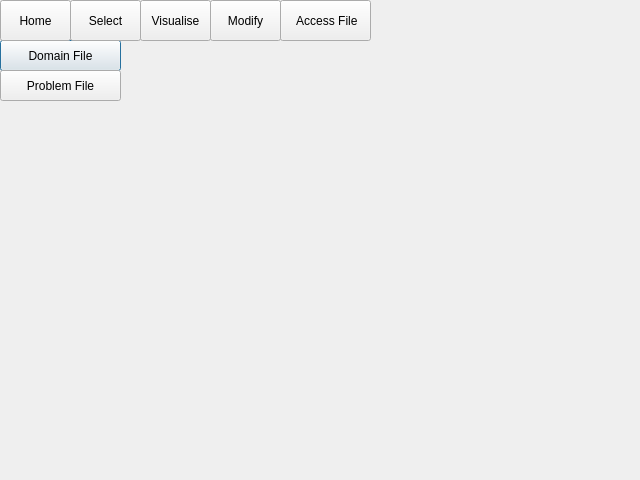
Before: the Qt Designer form access.ui in ariannabettin/FYPArianna, drawn with Qt 5.
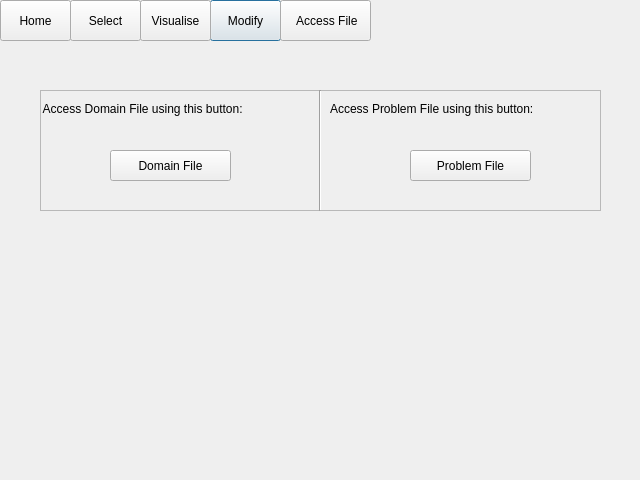
After: the same form once the commit is applied.

The edit to the form file:
```diff
--- a/access.ui
+++ b/access.ui
@@ -13,32 +13,6 @@
   <property name="windowTitle">
    <string>Dialog</string>
   </property>
-  <widget class="QPushButton" name="domainButton">
-   <property name="geometry">
-    <rect>
-     <x>0</x>
-     <y>40</y>
-     <width>121</width>
-     <height>31</height>
-    </rect>
-   </property>
-   <property name="text">
-    <string>Domain File</string>
-   </property>
-  </widget>
-  <widget class="QPushButton" name="problemButton">
-   <property name="geometry">
-    <rect>
-     <x>0</x>
-     <y>70</y>
-     <width>121</width>
-     <height>31</height>
-    </rect>
-   </property>
-   <property name="text">
-    <string>Problem File</string>
-   </property>
-  </widget>
   <widget class="QPushButton" name="modifyButton">
    <property name="geometry">
     <rect>
@@ -104,6 +78,87 @@
     <string>Visualise</string>
    </property>
   </widget>
+  <widget class="QFrame" name="frame">
+   <property name="geometry">
+    <rect>
+     <x>40</x>
+     <y>90</y>
+     <width>561</width>
+     <height>121</height>
+    </rect>
+   </property>
+   <property name="frameShape">
+    <enum>QFrame::StyledPanel</enum>
+   </property>
+   <property name="frameShadow">
+    <enum>QFrame::Raised</enum>
+   </property>
+   <widget class="QLabel" name="label">
+    <property name="geometry">
+     <rect>
+      <x>0</x>
+      <y>10</y>
+      <width>271</width>
+      <height>17</height>
+     </rect>
+    </property>
+    <property name="text">
+     <string> Access Domain File using this button:</string>
+    </property>
+   </widget>
+   <widget class="QLabel" name="label_2">
+    <property name="geometry">
+     <rect>
+      <x>290</x>
+      <y>10</y>
+      <width>261</width>
+      <height>17</height>
+     </rect>
+    </property>
+    <property name="text">
+     <string>Access Problem File using this button:</string>
+    </property>
+   </widget>
+   <widget class="QPushButton" name="domainButton">
+    <property name="geometry">
+     <rect>
+      <x>70</x>
+      <y>60</y>
+      <width>121</width>
+      <height>31</height>
+     </rect>
+    </property>
+    <property name="text">
+     <string>Domain File</string>
+    </property>
+   </widget>
+   <widget class="QPushButton" name="problemButton">
+    <property name="geometry">
+     <rect>
+      <x>370</x>
+      <y>60</y>
+      <width>121</width>
+      <height>31</height>
+     </rect>
+    </property>
+    <property name="text">
+     <string>Problem File</string>
+    </property>
+   </widget>
+   <widget class="Line" name="line">
+    <property name="geometry">
+     <rect>
+      <x>270</x>
+      <y>0</y>
+      <width>20</width>
+      <height>121</height>
+     </rect>
+    </property>
+    <property name="orientation">
+     <enum>Qt::Vertical</enum>
+    </property>
+   </widget>
+  </widget>
  </widget>
  <resources/>
  <connections/>
```
